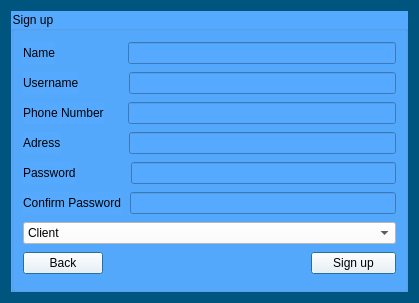
Old version of the form Login_And_Admin/register.ui in the repository AP-projects-4001/esm-nadarim.
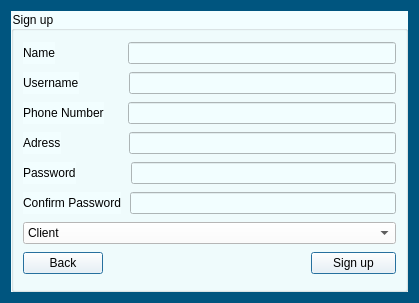
New version of the form.

The edit to the form file:
```diff
--- a/Login_And_Admin/register.ui
+++ b/Login_And_Admin/register.ui
@@ -32,8 +32,8 @@
    <item>
     <widget class="QGroupBox" name="groupBox">
      <property name="styleSheet">
-      <string notr="true">background-color: rgb(255, 255, 255);
-background-color: rgb(85, 170, 255);</string>
+      <string notr="true">background-color: rgb(242, 254, 255);
+font: 600 9pt &quot;Segoe UI&quot;;</string>
      </property>
      <property name="title">
       <string>Sign up</string>
```
